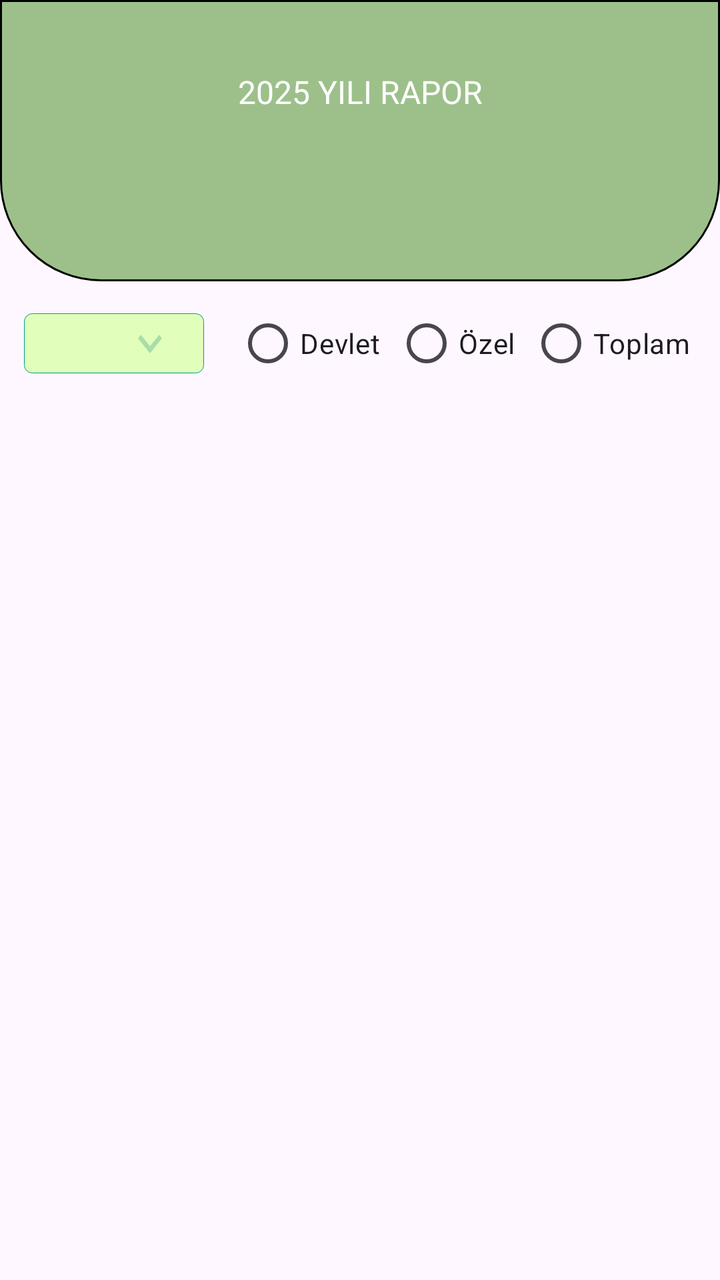
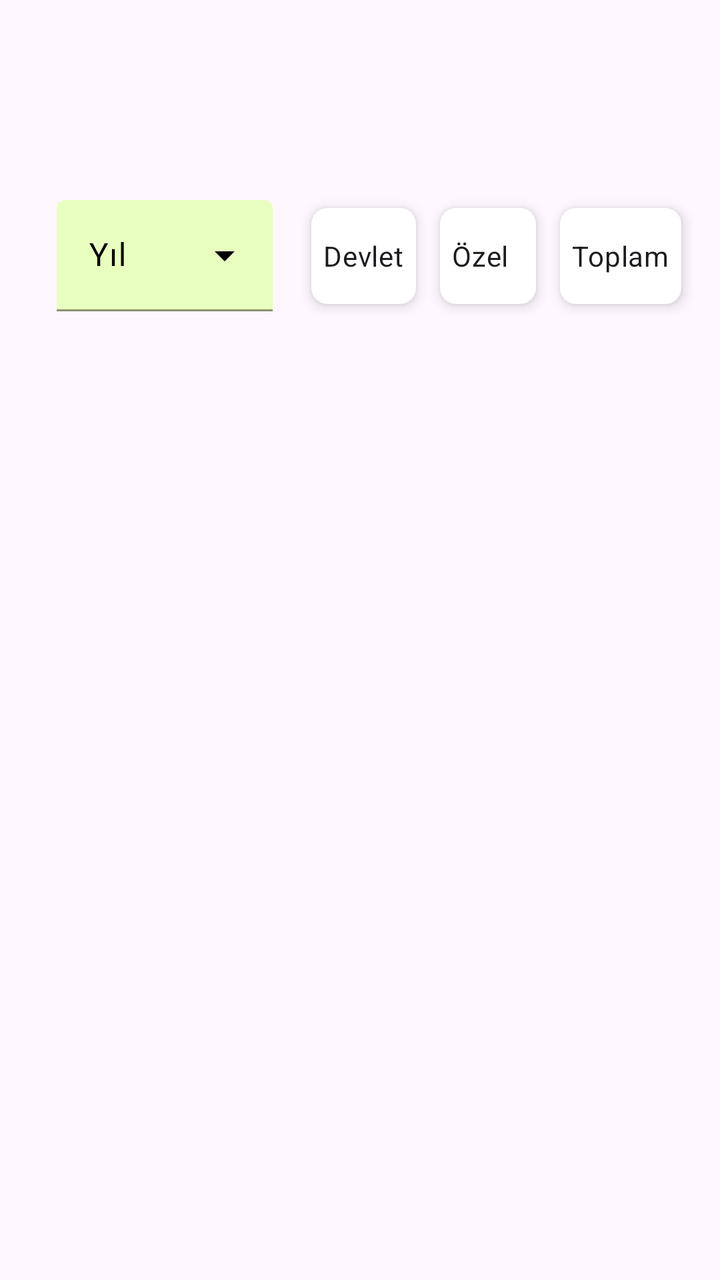

The first picture is an Android layout as it rendered before a commit; the second is the same layout after the commit. The layout source and the unified diff follow.
<!-- AndroidManifest.xml: application theme Theme.DesignExample -->
<!-- res/layout/fragment_birinci.xml -->
<?xml version="1.0" encoding="utf-8"?>
<androidx.constraintlayout.widget.ConstraintLayout xmlns:android="http://schemas.android.com/apk/res/android"
    xmlns:app="http://schemas.android.com/apk/res-auto"
    xmlns:tools="http://schemas.android.com/tools"
    android:layout_width="match_parent"
    android:layout_height="match_parent"
    app:layoutDescription="@xml/fragment_birinci_scene2"
    tools:context=".design.birinciFragment">

    <TextView
        android:id="@+id/textView2"
        android:layout_width="match_parent"
        android:layout_height="0dp"
        android:background="@drawable/textview_background"
        android:fontFamily="@font/sen"
        android:paddingTop="35dp"
        android:text="2025 YILI RAPOR"
        android:textAlignment="center"
        android:textAllCaps="false"
        android:textColor="@color/white"
        android:textSize="16sp"
        app:layout_constraintEnd_toEndOf="parent"
        app:layout_constraintHeight_percent="0.22"
        app:layout_constraintStart_toStartOf="parent"
        app:layout_constraintTop_toTopOf="parent" />

    <Spinner
        android:id="@+id/yilSecimSpinner"
        android:layout_width="0dp"
        android:layout_height="30dp"
        android:layout_margin="16dp"
        android:layout_marginStart="16dp"
        android:layout_marginTop="21dp"
        android:layout_marginEnd="22dp"
        android:background="@drawable/style_spinner"
        android:dropDownSelector="@drawable/style_spinner"
        android:spinnerMode="dropdown"
        app:layout_constraintEnd_toStartOf="@+id/radioGroup2"
        app:layout_constraintStart_toStartOf="parent"
        app:layout_constraintTop_toBottomOf="@+id/textView2"
        app:layout_constraintWidth_percent="0.25" />

    <RadioGroup
        android:id="@+id/radioGroup2"
        android:layout_width="wrap_content"
        android:layout_height="30dp"
        android:layout_marginEnd="12dp"
        android:orientation="horizontal"
        app:layout_constraintEnd_toEndOf="parent"
        app:layout_constraintStart_toEndOf="@+id/yilSecimSpinner"
        app:layout_constraintTop_toTopOf="@+id/yilSecimSpinner">

        <RadioButton
            android:id="@+id/radioButton2"
            android:layout_width="wrap_content"
            android:layout_height="match_parent"
            android:paddingRight="7dp"
            android:text="Devlet" />

        <RadioButton
            android:id="@+id/radioButton"
            android:layout_width="wrap_content"
            android:layout_height="match_parent"
            android:paddingRight="7dp"
            android:text="Özel" />

        <RadioButton
            android:id="@+id/radioButton3"
            android:layout_width="wrap_content"
            android:layout_height="wrap_content"
            android:paddingRight="7dp"
            android:text="Toplam" />
    </RadioGroup>

</androidx.constraintlayout.widget.ConstraintLayout>
<!-- resources referenced by this layout -->
<resources>
  <color name="white">#FFFFFFFF</color>
  <!-- drawable style_spinner (drawable) -->
  <?xml version="1.0" encoding="utf-8"?>
  <selector xmlns:android="http://schemas.android.com/apk/res/android">
      <item>
          <layer-list>
              <item>
                  <shape android:shape="rectangle">
                      <solid android:color="@color/spinnerColor" />
                      <padding android:right="15dp"
                          android:left="15dp" />
                      <corners android:radius="4dp" />
                      <stroke android:width="1px" android:color="@color/spinnerStrokeColor"/>
                  </shape>
              </item>
  
              <item
  
                  android:drawable="@drawable/keyboard_arrow_down"
                  android:gravity="end" />
          </layer-list>
      </item>
  </selector>
  <!-- drawable textview_background (drawable) -->
  <?xml version="1.0" encoding="utf-8"?>
  <shape xmlns:android="http://schemas.android.com/apk/res/android">
  
      <stroke
          android:width="1dp"
          android:color="@color/black"/>
      <solid
          android:color="@color/TextViewGreen"/>
      <padding
          android:left="1dp"
          android:right="1dp"
          android:top="1dp"
          android:bottom="1dp"/>
  
      <corners android:bottomLeftRadius="50dp"
              android:bottomRightRadius="50dp"/>
  
  
  
  </shape>
  <style name="Theme.DesignExample" parent="Base.Theme.DesignExample" />
  <color name="spinnerColor">#E1FFBB</color>
  <color name="spinnerStrokeColor">#009990</color>
  <!-- drawable keyboard_arrow_down (drawable) -->
  <vector xmlns:android="http://schemas.android.com/apk/res/android" android:height="24dp" android:tint="#A8DDA8" android:viewportHeight="24" android:viewportWidth="24" android:width="24dp">
        
      <path android:fillColor="@android:color/white" android:pathData="M7.41,8.59L12,13.17l4.59,-4.58L18,10l-6,6 -6,-6 1.41,-1.41z"/>
      
  </vector>
  <color name="black">#FF000000</color>
  <color name="TextViewGreen">#9DC08B</color>
  <style name="Base.Theme.DesignExample" parent="Theme.Material3.DayNight.NoActionBar">
          
          
      </style>
</resources>

<!-- the commit's change to res/layout/fragment_birinci.xml (unified diff, before → after) -->
@@ -7,69 +7,81 @@
     app:layoutDescription="@xml/fragment_birinci_scene2"
     tools:context=".design.birinciFragment">
 
-    <TextView
-        android:id="@+id/textView2"
-        android:layout_width="match_parent"
-        android:layout_height="0dp"
-        android:background="@drawable/textview_background"
-        android:fontFamily="@font/sen"
-        android:paddingTop="35dp"
-        android:text="2025 YILI RAPOR"
-        android:textAlignment="center"
-        android:textAllCaps="false"
-        android:textColor="@color/white"
-        android:textSize="16sp"
-        app:layout_constraintEnd_toEndOf="parent"
-        app:layout_constraintHeight_percent="0.22"
+
+    <com.google.android.material.textfield.TextInputLayout
+        android:id="@+id/YilSecimMenu"
+        style="@style/Widget.Material3.TextInputLayout.FilledBox.ExposedDropdownMenu"
+        android:layout_width="0dp"
+        android:layout_height="wrap_content"
+        android:layout_marginStart="15dp"
+        android:layout_marginTop="100dp"
+        android:hint="Yıl"
+        android:textColorHint="@color/black"
+        app:boxBackgroundColor="#E9FFBF"
+        app:boxStrokeColor="#E9FFBF"
+        app:endIconTint="@color/black"
+        app:hintTextColor="@color/black"
+        app:layout_constraintEnd_toStartOf="@+id/radioGroup2"
+        app:layout_constraintHorizontal_bias="0.5"
         app:layout_constraintStart_toStartOf="parent"
-        app:layout_constraintTop_toTopOf="parent" />
+        app:layout_constraintTop_toTopOf="parent"
+        app:layout_constraintWidth_percent="0.3"
+        android:elevation="4dp">
 
-    <Spinner
-        android:id="@+id/yilSecimSpinner"
-        android:layout_width="0dp"
-        android:layout_height="30dp"
-        android:layout_margin="16dp"
-        android:layout_marginStart="16dp"
-        android:layout_marginTop="21dp"
-        android:layout_marginEnd="22dp"
-        android:background="@drawable/style_spinner"
-        android:dropDownSelector="@drawable/style_spinner"
-        android:spinnerMode="dropdown"
-        app:layout_constraintEnd_toStartOf="@+id/radioGroup2"
-        app:layout_constraintStart_toStartOf="parent"
-        app:layout_constraintTop_toBottomOf="@+id/textView2"
-        app:layout_constraintWidth_percent="0.25" />
+        <AutoCompleteTextView
+            android:layout_width="match_parent"
+            android:layout_height="wrap_content"
+            android:inputType="none" />
+
+    </com.google.android.material.textfield.TextInputLayout>
 
     <RadioGroup
         android:id="@+id/radioGroup2"
         android:layout_width="wrap_content"
-        android:layout_height="30dp"
-        android:layout_marginEnd="12dp"
+        android:layout_height="wrap_content"
         android:orientation="horizontal"
+        app:layout_constraintBottom_toBottomOf="@+id/YilSecimMenu"
         app:layout_constraintEnd_toEndOf="parent"
-        app:layout_constraintStart_toEndOf="@+id/yilSecimSpinner"
-        app:layout_constraintTop_toTopOf="@+id/yilSecimSpinner">
 
-        <RadioButton
-            android:id="@+id/radioButton2"
-            android:layout_width="wrap_content"
-            android:layout_height="match_parent"
-            android:paddingRight="7dp"
-            android:text="Devlet" />
+        app:layout_constraintHorizontal_bias="0.5"
+        app:layout_constraintStart_toEndOf="@+id/YilSecimMenu"
+        app:layout_constraintTop_toTopOf="@+id/YilSecimMenu">
 
         <RadioButton
             android:id="@+id/radioButton"
             android:layout_width="wrap_content"
-            android:layout_height="match_parent"
-            android:paddingRight="7dp"
+            android:layout_height="wrap_content"
+            android:layout_margin="6dp"
+            android:background="@drawable/radio_button_selector"
+            android:button="@null"
+            android:elevation="4dp"
+            android:padding="6dp"
+            android:text="Devlet" />
+
+        <RadioButton
+            android:id="@+id/radioButton2"
+            android:layout_width="match_parent"
+            android:layout_height="wrap_content"
+            android:layout_margin="6dp"
+            android:layout_marginEnd="10dp"
+            android:background="@drawable/radio_button_selector"
+            android:button="@null"
+            android:elevation="4dp"
+            android:padding="6dp"
             android:text="Özel" />
 
         <RadioButton
             android:id="@+id/radioButton3"
-            android:layout_width="wrap_content"
+            android:layout_width="match_parent"
             android:layout_height="wrap_content"
-            android:paddingRight="7dp"
+            android:layout_margin="6dp"
+            android:layout_marginEnd="10dp"
+            android:background="@drawable/radio_button_selector"
+            android:button="@null"
+            android:elevation="4dp"
+            android:padding="6dp"
             android:text="Toplam" />
     </RadioGroup>
 
+
 </androidx.constraintlayout.widget.ConstraintLayout>
<!-- resource entries referenced after the edit -->
@@ -1,60 +1,27 @@
 <!-- resources referenced by this layout -->
 <resources>
-  <color name="white">#FFFFFFFF</color>
-  <!-- drawable style_spinner (drawable) -->
+  <style name="Theme.DesignExample" parent="Base.Theme.DesignExample" />
+  <color name="black">#FF000000</color>
+  <!-- drawable radio_button_selector (drawable) -->
   <?xml version="1.0" encoding="utf-8"?>
   <selector xmlns:android="http://schemas.android.com/apk/res/android">
-      <item>
-          <layer-list>
-              <item>
-                  <shape android:shape="rectangle">
-                      <solid android:color="@color/spinnerColor" />
-                      <padding android:right="15dp"
-                          android:left="15dp" />
-                      <corners android:radius="4dp" />
-                      <stroke android:width="1px" android:color="@color/spinnerStrokeColor"/>
-                  </shape>
-              </item>
   
-              <item
+      <item android:state_checked="true">
+          <shape android:shape="rectangle">
+              <solid android:color="#E9FFBF"/>
+              <corners android:radius="8dp"/>
+          </shape>
+      </item>
   
-                  android:drawable="@drawable/keyboard_arrow_down"
-                  android:gravity="end" />
-          </layer-list>
+      <item android:state_checked="false">
+          <shape android:shape="rectangle">
+              <solid android:color="#FFFFFF"/>
+              <corners android:radius="8dp"/>
+          </shape>
       </item>
-  </selector>
-  <!-- drawable textview_background (drawable) -->
-  <?xml version="1.0" encoding="utf-8"?>
-  <shape xmlns:android="http://schemas.android.com/apk/res/android">
-  
-      <stroke
-          android:width="1dp"
-          android:color="@color/black"/>
-      <solid
-          android:color="@color/TextViewGreen"/>
-      <padding
-          android:left="1dp"
-          android:right="1dp"
-          android:top="1dp"
-          android:bottom="1dp"/>
-  
-      <corners android:bottomLeftRadius="50dp"
-              android:bottomRightRadius="50dp"/>
   
   
-  
-  </shape>
-  <style name="Theme.DesignExample" parent="Base.Theme.DesignExample" />
-  <color name="spinnerColor">#E1FFBB</color>
-  <color name="spinnerStrokeColor">#009990</color>
-  <!-- drawable keyboard_arrow_down (drawable) -->
-  <vector xmlns:android="http://schemas.android.com/apk/res/android" android:height="24dp" android:tint="#A8DDA8" android:viewportHeight="24" android:viewportWidth="24" android:width="24dp">
-        
-      <path android:fillColor="@android:color/white" android:pathData="M7.41,8.59L12,13.17l4.59,-4.58L18,10l-6,6 -6,-6 1.41,-1.41z"/>
-      
-  </vector>
-  <color name="black">#FF000000</color>
-  <color name="TextViewGreen">#9DC08B</color>
+  </selector>
   <style name="Base.Theme.DesignExample" parent="Theme.Material3.DayNight.NoActionBar">
           
           
